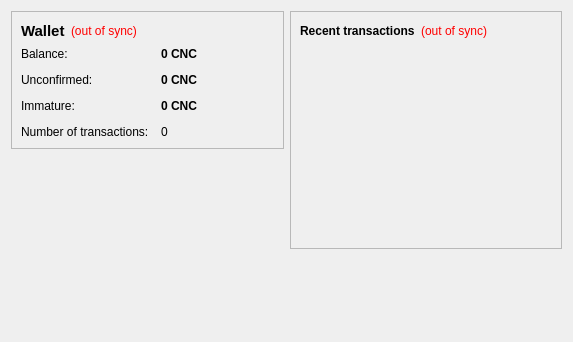
Above: src/qt/forms/overviewpage.ui from balkcracker/macrocoin before the change. Below: the same form after it.
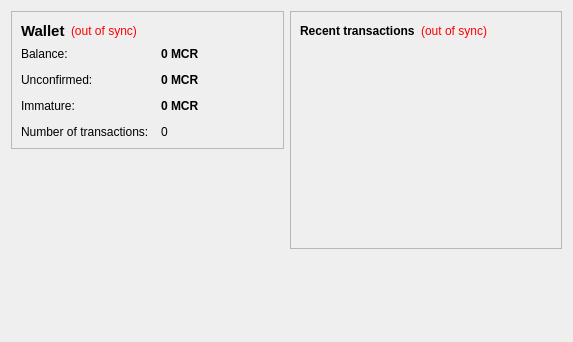
That is the form after the change.

Patch:
```diff
--- a/src/qt/forms/overviewpage.ui
+++ b/src/qt/forms/overviewpage.ui
@@ -105,7 +105,7 @@
              <string>Your current balance</string>
             </property>
             <property name="text">
-             <string notr="true">0 CNC</string>
+             <string notr="true">0 MCR</string>
             </property>
             <property name="textInteractionFlags">
              <set>Qt::LinksAccessibleByMouse|Qt::TextSelectableByKeyboard|Qt::TextSelectableByMouse</set>
@@ -134,7 +134,7 @@
              <string>Total of transactions that have yet to be confirmed, and do not yet count toward the current balance</string>
             </property>
             <property name="text">
-             <string notr="true">0 CNC</string>
+             <string notr="true">0 MCR</string>
             </property>
             <property name="textInteractionFlags">
              <set>Qt::LinksAccessibleByMouse|Qt::TextSelectableByKeyboard|Qt::TextSelectableByMouse</set>
@@ -177,7 +177,7 @@
              <string>Mined balance that has not yet matured</string>
             </property>
             <property name="text">
-             <string notr="true">0 CNC</string>
+             <string notr="true">0 MCR</string>
             </property>
             <property name="textInteractionFlags">
              <set>Qt::LinksAccessibleByMouse|Qt::TextSelectableByKeyboard|Qt::TextSelectableByMouse</set>
```
Left out of the diff: 4 changed lines with no effect on the pictures.
